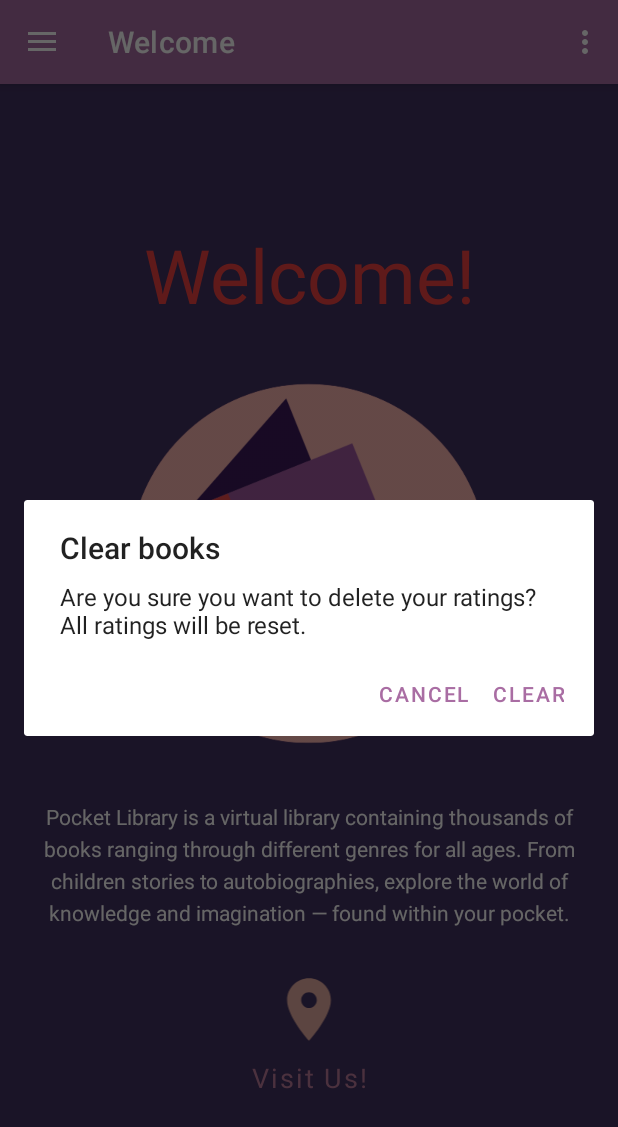
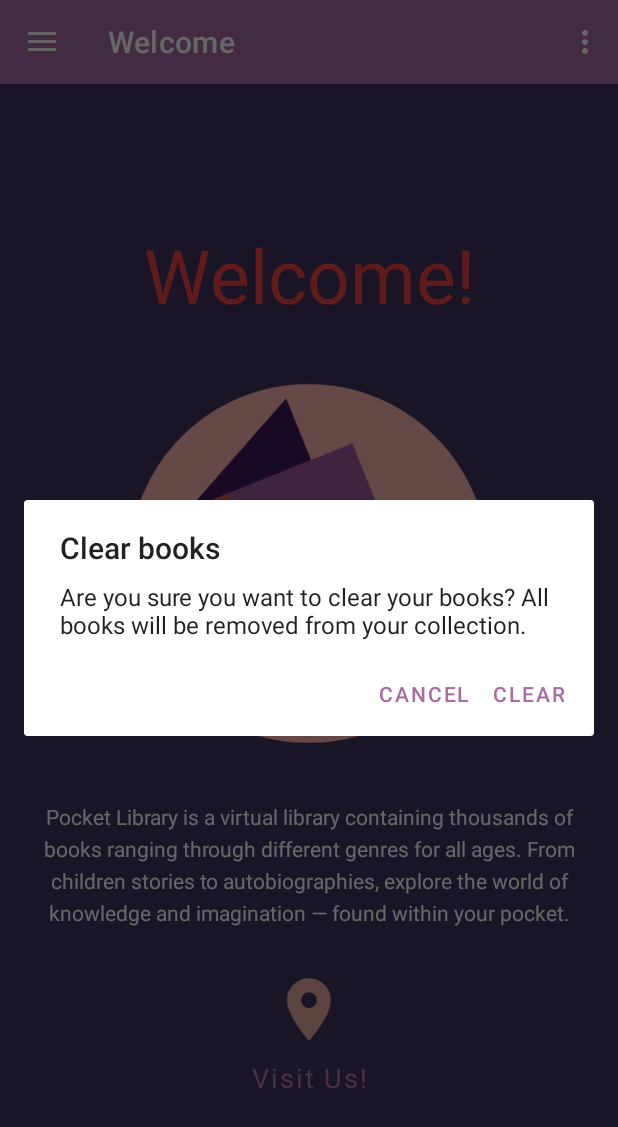
Before and after one commit to farzana-moury/Pocket-Library, an Android app: the screen it shows after launch (MainActivity), in the options menu, after a tap on "Clear books", on a phone screen of 412 x 824 dp. Shown: the top 1127 px of the screen. Run offline under Robolectric (Android 15) with nearby library versions, the phone set to English and light mode, and no system bars; our stand-ins replace navigation-ui; Roboto replaces fonts that are not available here.

Commit message:
Fixed dialog box   * for clear books     settings

```diff
--- a/app/src/main/java/com/example/pocketlibrary/MainActivity.java
+++ b/app/src/main/java/com/example/pocketlibrary/MainActivity.java
@@ -161,7 +161,7 @@ public class MainActivity extends AppCompatActivity {
             case R.id.action_settings4:{ //clear books
                 new AlertDialog.Builder(MainActivity.this)
                         .setTitle("Clear books")
-                        .setMessage("Are you sure you want to delete your ratings? All ratings will be reset.")
+                        .setMessage("Are you sure you want to clear your books? All books will be removed from your collection.")
                         .setPositiveButton("CLEAR", new DialogInterface.OnClickListener() {
                             @Override
                             public void onClick(DialogInterface dialog, int which) {
```
